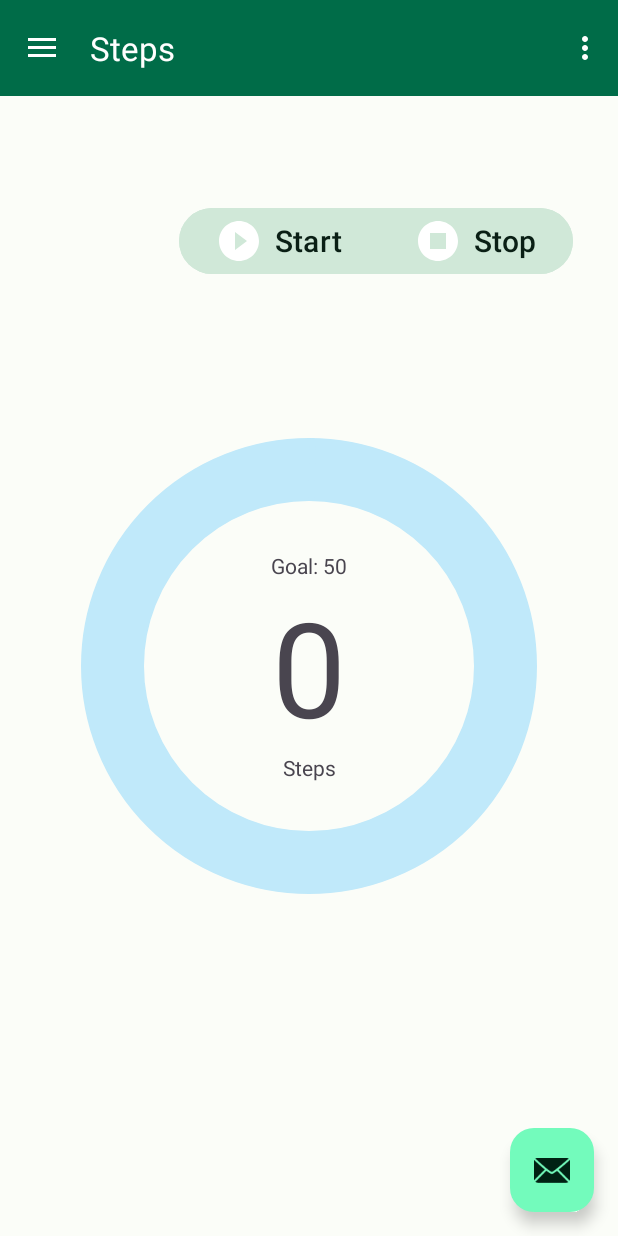
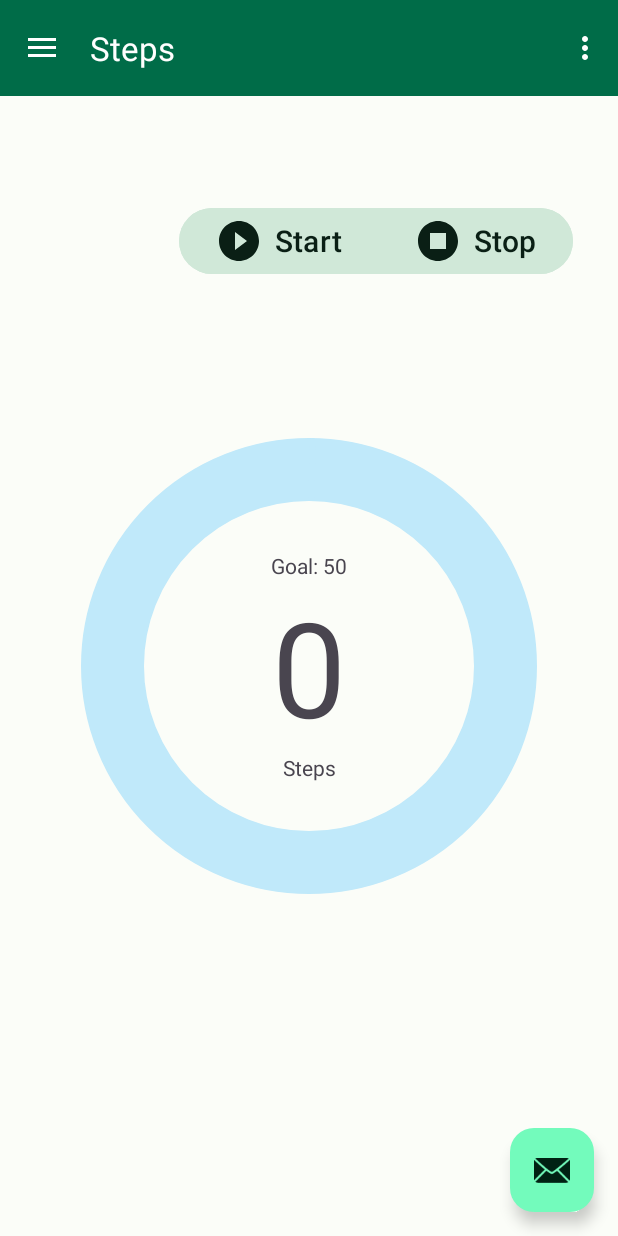
Before and after one commit to GianlucaMaragliano/M-WProjectApp, an Android app: the screen it shows after launch (MainActivity), on a phone screen of 412 x 824 dp. Run offline under Robolectric (Android 15) with nearby library versions, the phone set to English and light mode, and no system bars; our stand-ins replace navigation-ui.

Commit message:
Changed icon colors

```diff
--- a/app/src/main/res/layout/fragment_home.xml
+++ b/app/src/main/res/layout/fragment_home.xml
@@ -61,7 +61,6 @@
         android:id="@+id/toggleButtonGroup"
         android:layout_width="wrap_content"
         android:layout_height="wrap_content"
-        android:text="ToggleButton"
         app:layout_constraintBottom_toBottomOf="parent"
         app:layout_constraintEnd_toEndOf="parent"
         app:layout_constraintHorizontal_bias="0.8"
@@ -80,6 +79,7 @@
             android:textSize="20sp"
             app:icon="@drawable/baseline_play_circle_filled_24"
             app:iconSize = "32dp"
+            app:iconTint="?attr/colorOnSecondaryContainer"
             app:layout_constraintBottom_toTopOf="@+id/progressBar"
             app:layout_constraintEnd_toEndOf="parent"
             app:layout_constraintTop_toTopOf="parent" />
@@ -94,6 +94,7 @@
             android:textSize="20sp"
             app:icon="@drawable/baseline_stop_circle_24"
             app:iconSize = "32dp"
+            app:iconTint="?attr/colorOnSecondaryContainer"
             app:layout_constraintBottom_toTopOf="@+id/progressBar"
             app:layout_constraintEnd_toEndOf="parent"
             app:layout_constraintTop_toTopOf="parent" />
```
